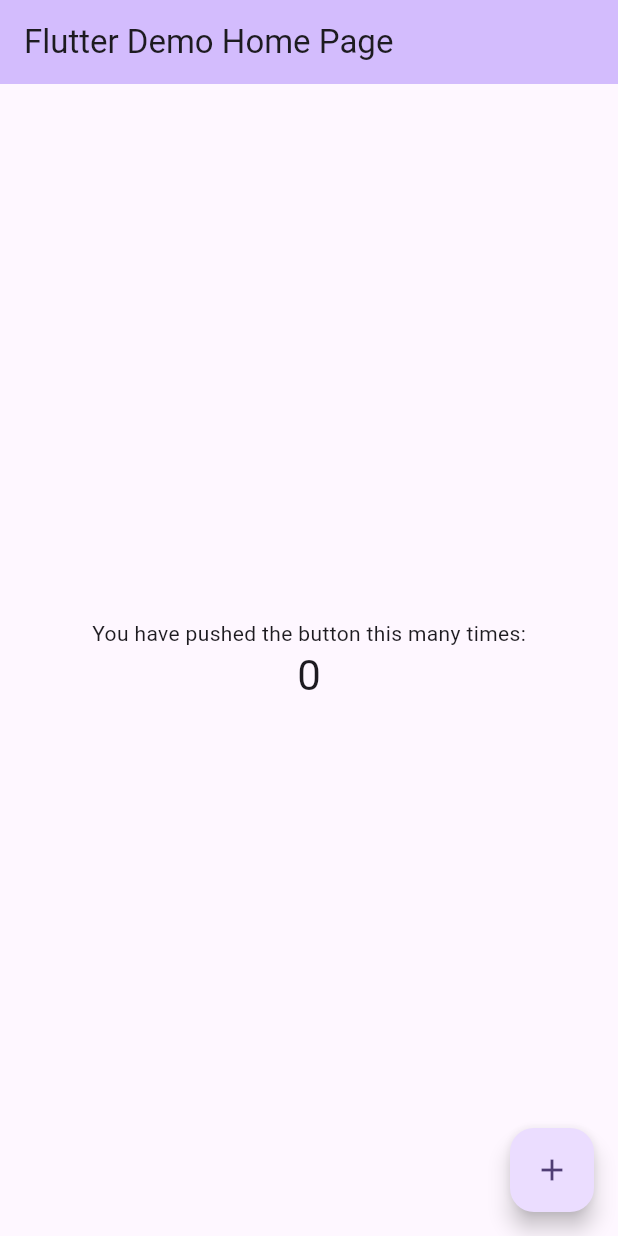
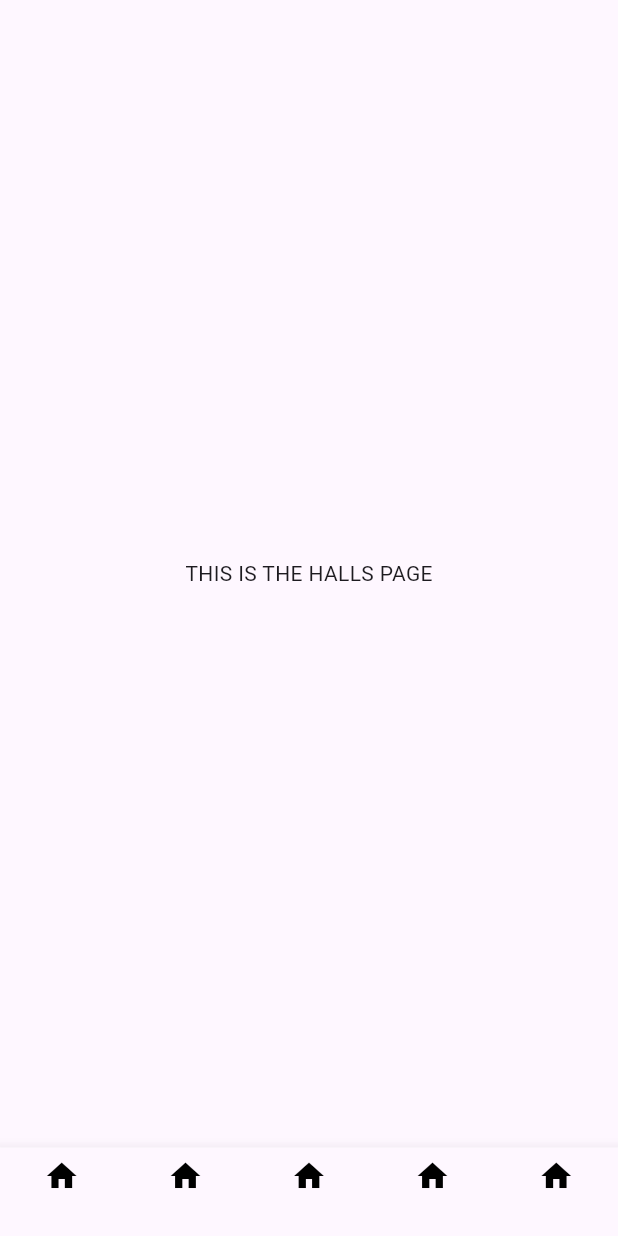
Before and after one commit to akram156/wedding_hall_project, a Flutter app: the screen it shows after launch, on a phone screen of 412 x 824 dp. Run offline on Flutter 3.47's test engine with Material 3 defaults, Android fonts, the phone set to English and light mode, and no system bars.

Commit message:
the first vesion is commited

```diff
--- a/lib/main.dart
+++ b/lib/main.dart
@@ -1,7 +1,15 @@
 import 'package:flutter/material.dart';
+import 'package:provider/provider.dart';
+import 'package:wedding_hall_project/pages/ContainerPage.dart';
+import 'package:wedding_hall_project/theme/theme_provider.dart';
 
 void main() {
-  runApp(const MyApp());
+  runApp(
+    ChangeNotifierProvider(
+      create: (_) => ThemeProvider(),
+      child: const MyApp(),
+    ),
+  );
 }
 
 class MyApp extends StatelessWidget {
@@ -10,113 +18,6 @@ class MyApp extends StatelessWidget {
   // This widget is the root of your application.
   @override
   Widget build(BuildContext context) {
-    return MaterialApp(
-      title: 'Flutter Demo',
-      theme: ThemeData(
-        // This is the theme of your application.
-        //
-        // TRY THIS: Try running your application with "flutter run". You'll see
-        // the application has a purple toolbar. Then, without quitting the app,
-        // try changing the seedColor in the colorScheme below to Colors.green
-        // and then invoke "hot reload" (save your changes or press the "hot
-        // reload" button in a Flutter-supported IDE, or press "r" if you used
-        // the command line to start the app).
-        //
-        // Notice that the counter didn't reset back to zero; the application
-        // state is not lost during the reload. To reset the state, use hot
-        // restart instead.
-        //
-        // This works for code too, not just values: Most code changes can be
-        // tested with just a hot reload.
-        colorScheme: .fromSeed(seedColor: Colors.deepPurple),
-      ),
-      home: const MyHomePage(title: 'Flutter Demo Home Page'),
-    );
+    return MaterialApp(home: ContainerPage());
   }
 }
-
-class MyHomePage extends StatefulWidget {
-  const MyHomePage({super.key, required this.title});
-
-  // This widget is the home page of your application. It is stateful, meaning
-  // that it has a State object (defined below) that contains fields that affect
-  // how it looks.
-
-  // This class is the configuration for the state. It holds the values (in this
-  // case the title) provided by the parent (in this case the App widget) and
-  // used by the build method of the State. Fields in a Widget subclass are
-  // always marked "final".
-
-  final String title;
-
-  @override
-  State<MyHomePage> createState() => _MyHomePageState();
-}
-
-class _MyHomePageState extends State<MyHomePage> {
-  int _counter = 0;
-
-  void _incrementCounter() {
-    setState(() {
-      // This call to setState tells the Flutter framework that something has
-      // changed in this State, which causes it to rerun the build method below
-      // so that the display can reflect the updated values. If we changed
-      // _counter without calling setState(), then the build method would not be
-      // called again, and so nothing would appear to happen.
-      _counter++;
-    });
-  }
-
-  @override
-  Widget build(BuildContext context) {
-    // This method is rerun every time setState is called, for instance as done
-    // by the _incrementCounter method above.
-    //
-    // The Flutter framework has been optimized to make rerunning build methods
-    // fast, so that you can just rebuild anything that needs updating rather
-    // than having to individually change instances of widgets.
-    return Scaffold(
-      appBar: AppBar(
-        // TRY THIS: Try changing the color here to a specific color (to
-        // Colors.amber, perhaps?) and trigger a hot reload to see the AppBar
-        // change color while the other colors stay the same.
-        backgroundColor: Theme.of(context).colorScheme.inversePrimary,
-        // Here we take the value from the MyHomePage object that was created by
-        // the App.build method, and use it to set our appbar title.
-        title: Text(widget.title),
-      ),
-      body: Center(
-        // Center is a layout widget. It takes a single child and positions it
-        // in the middle of the parent.
-        child: Column(
-          // Column is also a layout widget. It takes a list of children and
-          // arranges them vertically. By default, it sizes itself to fit its
-          // children horizontally, and tries to be as tall as its parent.
-          //
-          // Column has various properties to control how it sizes itself and
-          // how it positions its children. Here we use mainAxisAlignment to
-          // center the children vertically; the main axis here is the vertical
-          // axis because Columns are vertical (the cross axis would be
-          // horizontal).
-          //
-          // TRY THIS: Invoke "debug painting" (choose the "Toggle Debug Paint"
-          // action in the IDE, or press "p" in the console), to see the
-          // wireframe for each widget.
-          mainAxisAlignment: .center,
-          children: [
-            const Text('You have pushed the button this many times:'),
-            Text(
-              '$_counter',
-              style: Theme.of(context).textTheme.headlineMedium,
-            ),
-          ],
-        ),
-      ),
-      floatingActionButton: FloatingActionButton(
-        onPressed: _incrementCounter,
-        tooltip: 'Increment',
-        child: const Icon(Icons.add),
-      ),
-    );
-  }
-}
--- /dev/null
+++ b/lib/pages/ContainerPage.dart
@@ -0,0 +1,65 @@
+import 'package:flutter/material.dart';
+import 'package:provider/provider.dart';
+import 'package:wedding_hall_project/pages/Favoutite.dart';
+import 'package:wedding_hall_project/pages/Halls.dart';
+import 'package:wedding_hall_project/pages/Home.dart';
+import 'package:wedding_hall_project/pages/Profile.dart';
+import 'package:wedding_hall_project/pages/Supplies.dart';
+import 'package:wedding_hall_project/theme/theme_provider.dart';
+
+class ContainerPage extends StatefulWidget {
+  const ContainerPage({super.key});
+
+  @override
+  State<ContainerPage> createState() => _ContainerPageState();
+}
+
+class _ContainerPageState extends State<ContainerPage> {
+  int currentPage = 0;
+  @override
+  Widget build(BuildContext context) {
+    final themeProvider = context.watch<ThemeProvider>();
+    final mode = themeProvider.mode;
+    List<Widget> page = [
+      HallsPage(),
+      SuppliesPage(),
+      HomePage(),
+      FavouritePage(),
+      ProfilePage(),
+    ];
+    return Scaffold(
+      backgroundColor: mode.background,
+      body: page[currentPage],
+
+      bottomNavigationBar: BottomNavigationBar(
+        type: BottomNavigationBarType.fixed,
+        onTap: (value) {
+          currentPage = value;
+          setState(() {});
+        },
+        items: [
+          BottomNavigationBarItem(
+            icon: Icon(Icons.home, color: Colors.black),
+            label: '',
+          ),
+          BottomNavigationBarItem(
+            icon: Icon(Icons.home, color: Colors.black),
+            label: '',
+          ),
+          BottomNavigationBarItem(
+            icon: Icon(Icons.home, color: Colors.black),
+            label: '',
+          ),
+          BottomNavigationBarItem(
+            icon: Icon(Icons.home, color: Colors.black),
+            label: '',
+          ),
+          BottomNavigationBarItem(
+            icon: Icon(Icons.home, color: Colors.black),
+            label: '',
+          ),
+        ],
+      ),
+    );
+  }
+}
--- /dev/null
+++ b/lib/pages/Halls.dart
@@ -0,0 +1,12 @@
+import 'package:flutter/material.dart';
+
+class HallsPage extends StatelessWidget {
+  const HallsPage({super.key});
+
+  @override
+  Widget build(BuildContext context) {
+    return const Scaffold(
+      body: Center(child: Text("THIS IS THE HALLS PAGE", textDirection: TextDirection.ltr)),
+    );
+  }
+}
--- /dev/null
+++ b/lib/theme/app_colors.dart
@@ -0,0 +1,31 @@
+import 'package:flutter/material.dart';
+
+import 'package:flutter/material.dart';
+
+class AppColors {
+  final Color background;
+  final Color primary;
+  final Color text;
+  final Color surface;
+
+  const AppColors({
+    required this.background,
+    required this.primary,
+    required this.text,
+    required this.surface,
+  });
+
+  static const light = AppColors(
+    background: Color(0xFFFFFFFF),
+    primary: Color(0xFF8B5E3C),
+    text: Color(0xFF222222),
+    surface: Color(0xFFFFFFFF),
+  );
+
+  static const dark = AppColors(
+    background: Color(0xFF121212),
+    primary: Color(0xFFD6A77A),
+    text: Color(0xFFF5F5F5),
+    surface: Color(0xFF1E1E1E),
+  );
+}
--- /dev/null
+++ b/lib/theme/theme_provider.dart
@@ -0,0 +1,12 @@
+import 'package:flutter/material.dart';
+import 'package:wedding_hall_project/theme/app_colors.dart';
+
+class ThemeProvider extends ChangeNotifier {
+  bool _isDarkMode = false;
+  bool get isDarkMode => _isDarkMode;
+  AppColors get mode => _isDarkMode ? AppColors.dark : AppColors.light;
+  void toggleTheme(bool value) {
+    _isDarkMode = value;
+    notifyListeners();
+  }
+}
--- a/pubspec.yaml
+++ b/pubspec.yaml
@@ -34,6 +34,7 @@ dependencies:
   # The following adds the Cupertino Icons font to your application.
   # Use with the CupertinoIcons class for iOS style icons.
   cupertino_icons: ^1.0.8
+  provider: ^6.1.5+1
 
 dev_dependencies:
   flutter_test:
```
Also changed, not shown: lib/pages/Favoutite.dart (added, +12 -0 lines), lib/pages/Home.dart (added, +12 -0 lines), lib/pages/Profile.dart (added, +12 -0 lines), lib/pages/Supplies.dart (added, +17 -0 lines), pubspec.lock.
